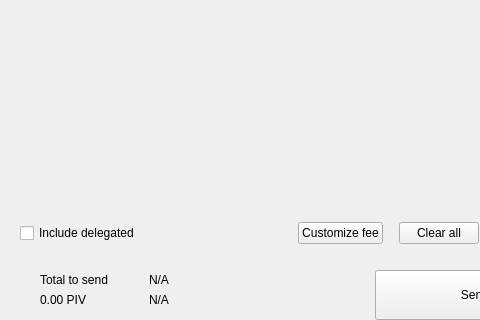
Above: src/qt/dogec/forms/send.ui from kyeno/dogecash before the change; both pictures show x 0 to 480 and y 380 to 700 of the 893 by 700 pixel window. Below: the same form after it.
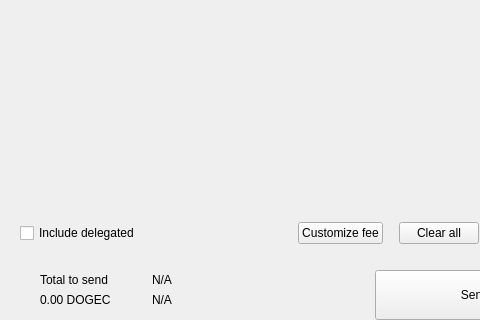
That is the form after the change. Custom widgets are drawn as their Qt base class.

Commit message: PIV<>DOGEC

Patch:
```diff
--- a/src/qt/dogec/forms/send.ui
+++ b/src/qt/dogec/forms/send.ui
@@ -578,7 +578,7 @@
                      <item>
                       <widget class="QLabel" name="labelAmountSend">
                        <property name="text">
-                        <string notr="true">0.00 PIV</string>
+                        <string notr="true">0.00 DOGEC</string>
                        </property>
                       </widget>
                      </item>
```
The commit also changes 557 other files.
